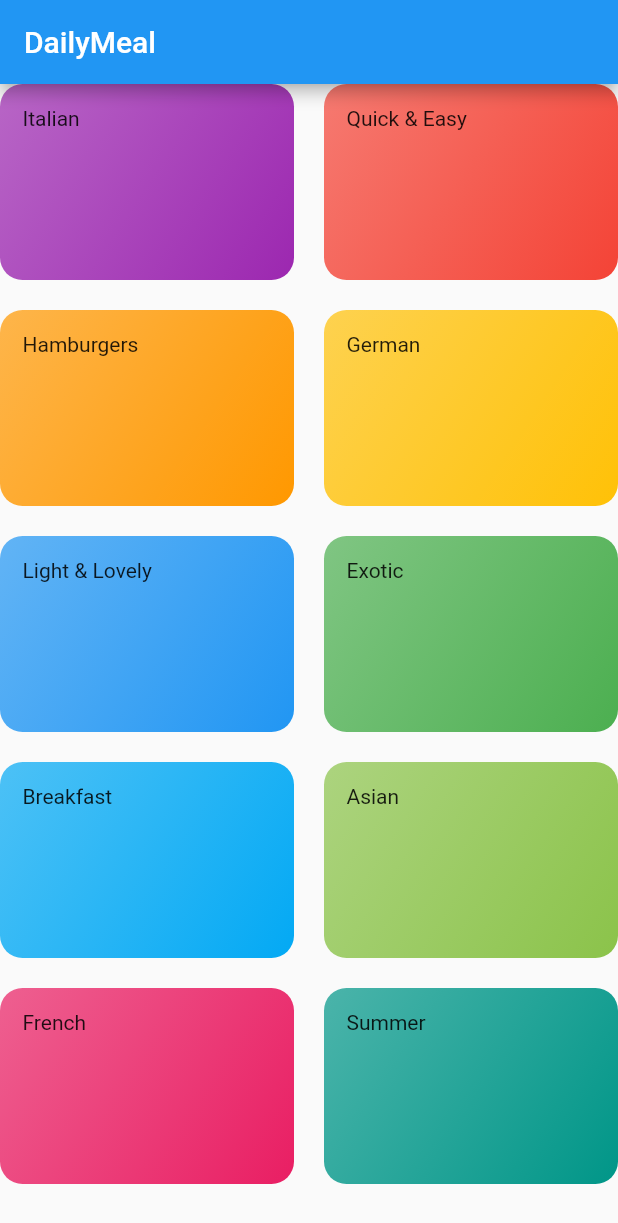
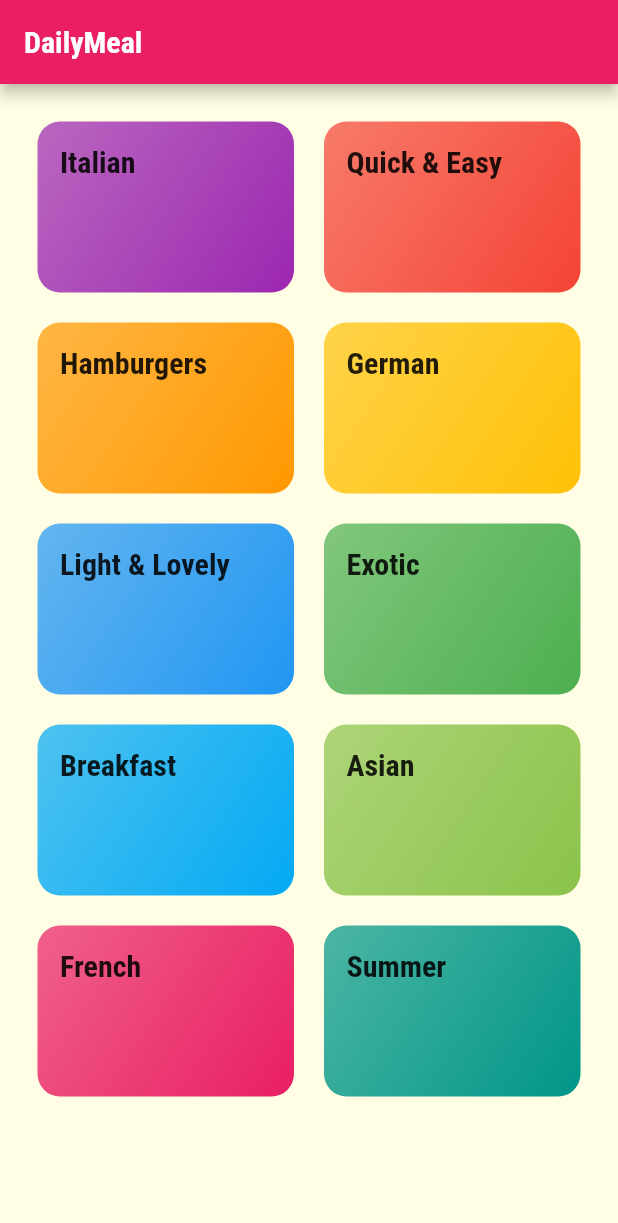
Before and after one commit to AdityaTrivedi14/Flutter-Meals-App, a Flutter app: the screen it shows after launch, on a phone screen of 412 x 824 dp. Shown: the top 1223 px of the screen. Run offline on Flutter 3.47's test engine with Material 2 defaults, Android fonts, the phone set to English and light mode, and no system bars.

Commit message:
Styling & Theming

```diff
--- a/lib/categories_screen.dart
+++ b/lib/categories_screen.dart
@@ -13,6 +13,13 @@ class CategoriesScreen extends StatelessWidget {
         title: const Text('DailyMeal'),
       ),
       body: GridView(
+        padding: const EdgeInsets.all(25),
+        gridDelegate: const SliverGridDelegateWithMaxCrossAxisExtent(
+          maxCrossAxisExtent: 200,
+          childAspectRatio: 3 / 2,
+          crossAxisSpacing: 20,
+          mainAxisSpacing: 20,
+        ),
         children: DUMMY_CATEGORIES
             .map(
               (catData) => CategoryItem(
@@ -21,12 +28,6 @@ class CategoriesScreen extends StatelessWidget {
               ),
             )
             .toList(),
-        gridDelegate: SliverGridDelegateWithMaxCrossAxisExtent(
-          maxCrossAxisExtent: 200,
-          childAspectRatio: 3 / 2,
-          crossAxisSpacing: 20,
-          mainAxisSpacing: 20,
-        ),
       ),
     );
   }
--- a/lib/category_item.dart
+++ b/lib/category_item.dart
@@ -11,7 +11,6 @@ class CategoryItem extends StatelessWidget {
   Widget build(BuildContext context) {
     return Container(
       padding: const EdgeInsets.all(15),
-      child: Text(title),
       decoration: BoxDecoration(
         color: color,
         gradient: LinearGradient(
@@ -24,6 +23,10 @@ class CategoryItem extends StatelessWidget {
         ),
         borderRadius: BorderRadius.circular(15),
       ),
+      child: Text(
+        title,
+        style: Theme.of(context).textTheme.headline6,
+      ),
     );
   }
 }
--- a/lib/main.dart
+++ b/lib/main.dart
@@ -10,8 +10,23 @@ class MyApp extends StatelessWidget {
     return MaterialApp(
       title: 'DailyMeals',
       theme: ThemeData(
-        primarySwatch: Colors.blue,
-      ),
+          canvasColor: const Color.fromRGBO(255, 254, 229, 1),
+          fontFamily: 'Raleway',
+          textTheme: ThemeData.light().textTheme.copyWith(
+                bodyText2: const TextStyle(
+                  color: Color.fromRGBO(20, 51, 51, 1),
+                ),
+                bodyText1: const TextStyle(
+                  color: Color.fromRGBO(20, 51, 51, 1),
+                ),
+                headline6: const TextStyle(
+                  fontSize: 20,
+                  fontFamily: 'RobotoCondensed',
+                  fontWeight: FontWeight.bold,
+                ),
+              ),
+          colorScheme: ColorScheme.fromSwatch(primarySwatch: Colors.pink)
+              .copyWith(secondary: Colors.amber)),
       home: CategoriesScreen(),
     );
   }
```
Also changed, not shown: pubspec.yaml (+17 -6 lines), assets/fonts/Raleway-Black.ttf (added), assets/fonts/Raleway-Bold.ttf (added), assets/fonts/Raleway-Regular.ttf (added), assets/fonts/RobotoCondensed-Bold.ttf (added), assets/fonts/RobotoCondensed-Italic.ttf (added), assets/fonts/RobotoCondensed-Light.ttf (added), assets/fonts/RobotoCondensed-Regular.ttf (added).
